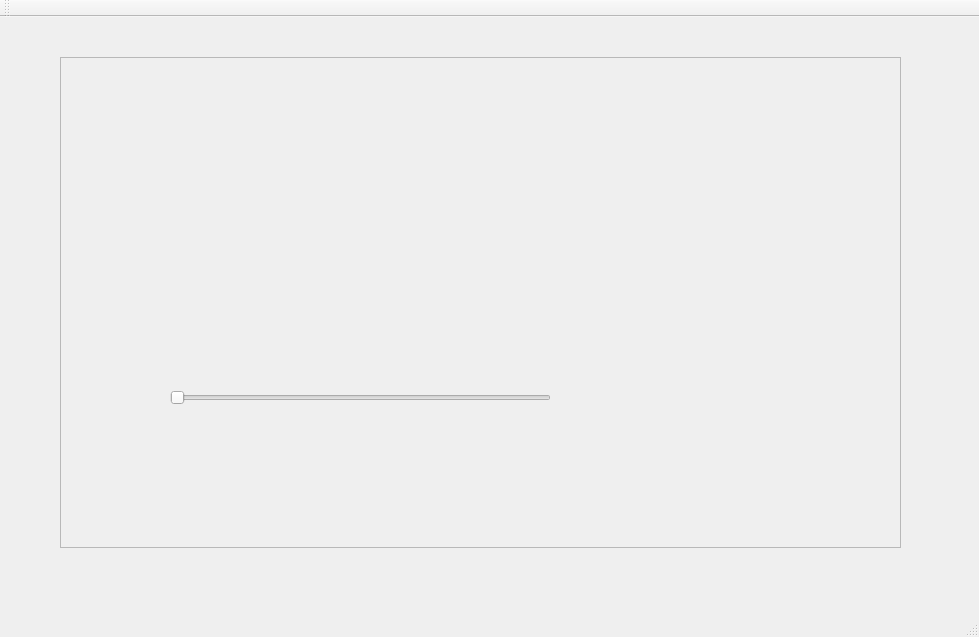
Qt form DrawLineCircle/DrawLineCircle/drawlinecircle.ui (whjbinghun/learning) before a commit.
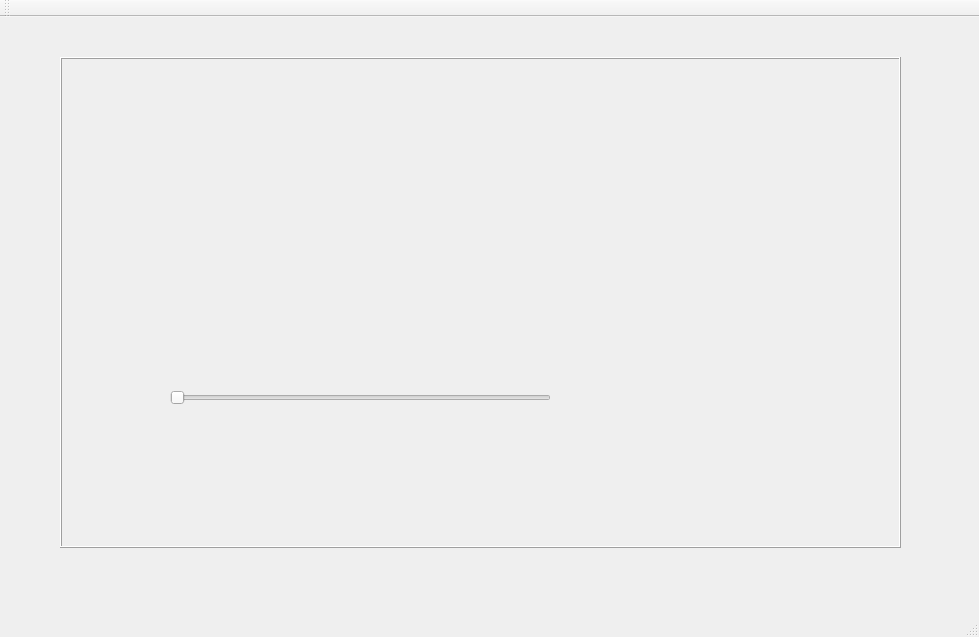
The same form after that commit. Custom widgets are drawn as their Qt base class.

Commit message: DrawLineCircle start 1.点、线、框、圆的拉伸 2.窗口边界问题

Diff of the .ui file:
```diff
--- a/DrawLineCircle/DrawLineCircle/drawlinecircle.ui
+++ b/DrawLineCircle/DrawLineCircle/drawlinecircle.ui
@@ -24,7 +24,7 @@
      </rect>
     </property>
     <property name="frameShape">
-     <enum>QFrame::StyledPanel</enum>
+     <enum>QFrame::Box</enum>
     </property>
     <property name="frameShadow">
      <enum>QFrame::Raised</enum>
```
The commit also changes 7 other files.
